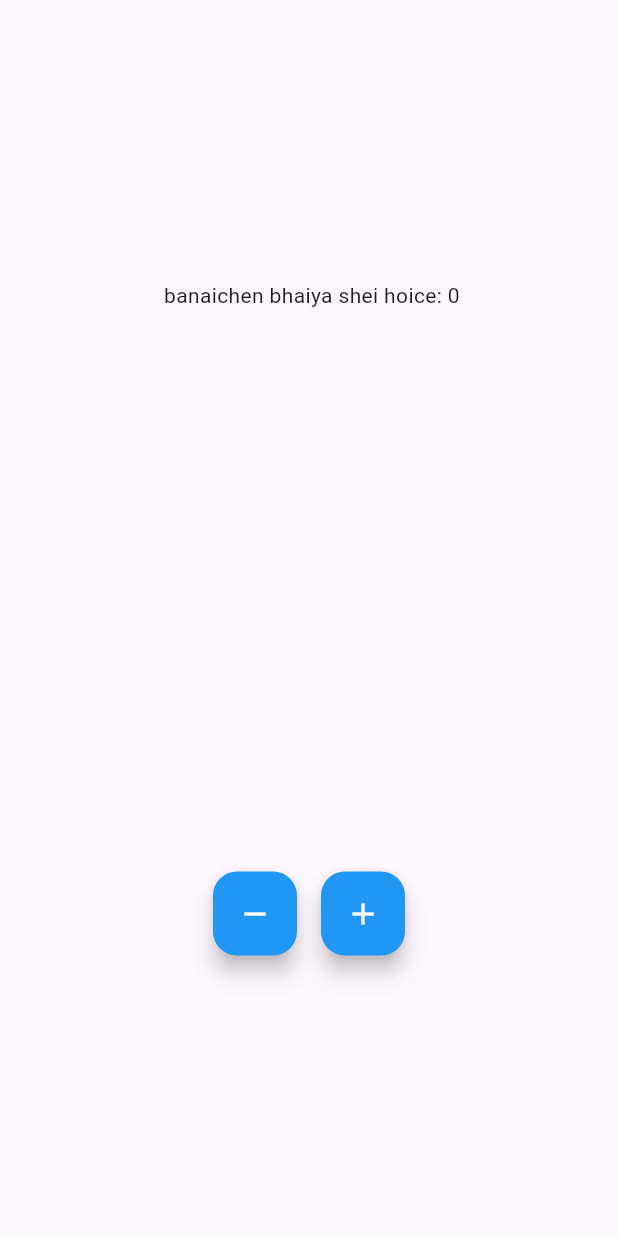
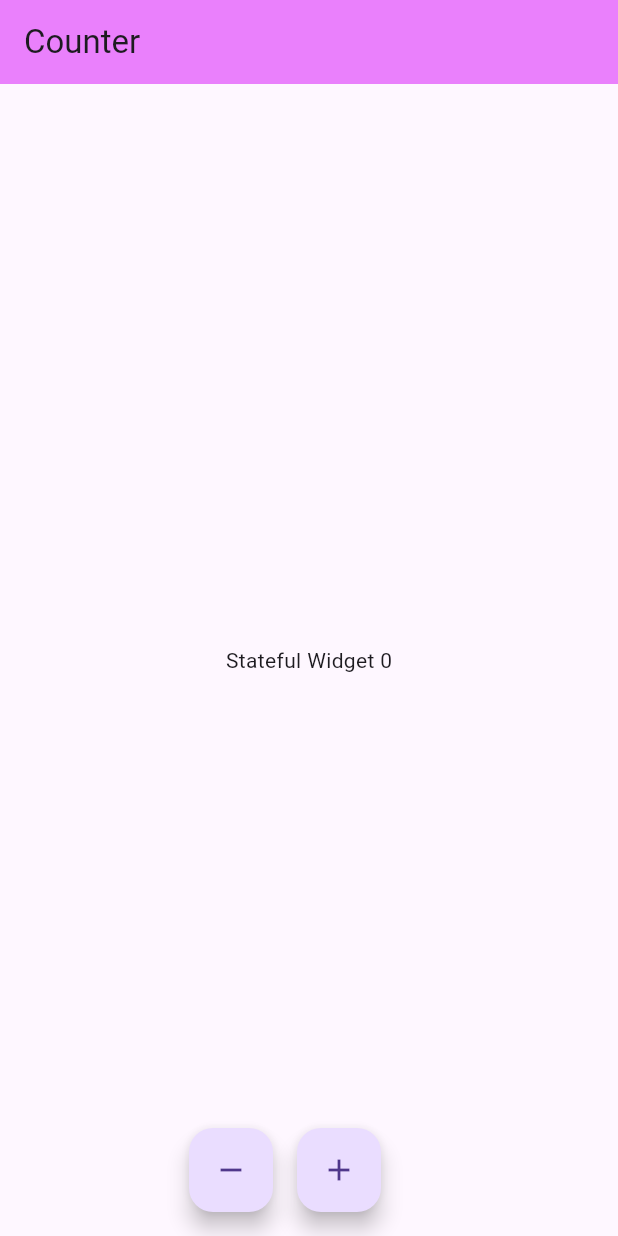
Before and after one commit to Hasibol-Hoda-Inu/flutter, a Flutter app: the screen it shows after launch, after a tap on the "remove" icon, after a tap on the "add" icon, on a phone screen of 412 x 824 dp. Run offline on Flutter 3.47's test engine with Material 3 defaults, Android fonts, the phone set to English and light mode, and no system bars.

Commit message:
playing with stateful

```diff
--- a/lib/main.dart
+++ b/lib/main.dart
@@ -1,17 +1,18 @@
 import 'package:flutter/material.dart';
 import 'package:stateful_widget/presentation/screen/home_screen.dart';
 
+import 'presentation/screen/testing.dart';
+
 void main(){
-  runApp(const MyApp());
+  runApp( const MyApp());
 }
 
 class MyApp extends StatelessWidget {
-  const MyApp({super.key});
-
+  const MyApp({super.key, });
   @override
   Widget build(BuildContext context) {
     return const MaterialApp(
-      home: HomeScreen(),
+      home: Testing(),
     );
   }
 }
--- /dev/null
+++ b/lib/presentation/screen/testing.dart
@@ -0,0 +1,53 @@
+import 'package:flutter/material.dart';
+
+class Testing extends StatefulWidget{
+  const Testing({super.key});
+  @override
+  State<StatefulWidget> createState() {
+    return _TestingState();
+  }
+
+}
+
+class _TestingState extends State<Testing>{
+  int _counter=0;
+  void addCounter(){
+    setState(() {
+      _counter++;
+    });
+  }
+  @override
+  Widget build(BuildContext context) {
+    return Scaffold(
+      appBar: AppBar(
+        title: const Text('Counter'),
+        backgroundColor: Colors.purpleAccent.shade100,
+      ),
+      body: Center(
+        child: Text('Stateful Widget $_counter'),
+      ),
+      floatingActionButton: Row(
+        mainAxisAlignment: MainAxisAlignment.center,
+        children: [
+          FloatingActionButton(
+            onPressed: (){
+              setState(() {
+                _counter--;
+              });
+            },
+            child: const Icon(Icons.remove),
+          ),
+          const SizedBox(width: 16,),
+          FloatingActionButton(
+            onPressed: (){
+              addCounter();
+            },
+            child: const Icon(Icons.add),
+          ),
+
+        ],
+      )
+    );
+  }
+
+}
```
